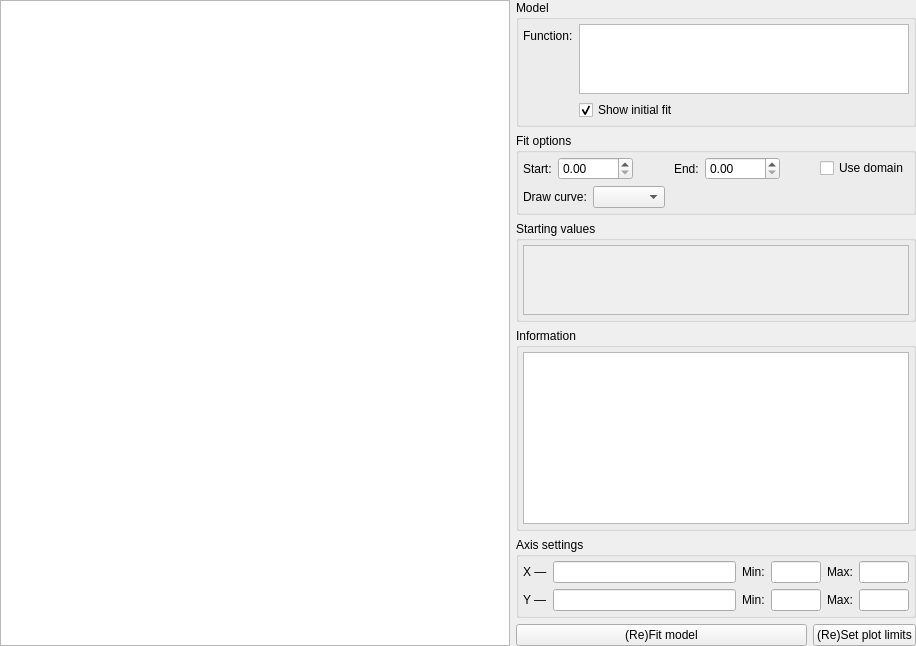
davidfokkema/tailor, file src/tailor/resources/plot_tab.ui: the form before one commit.
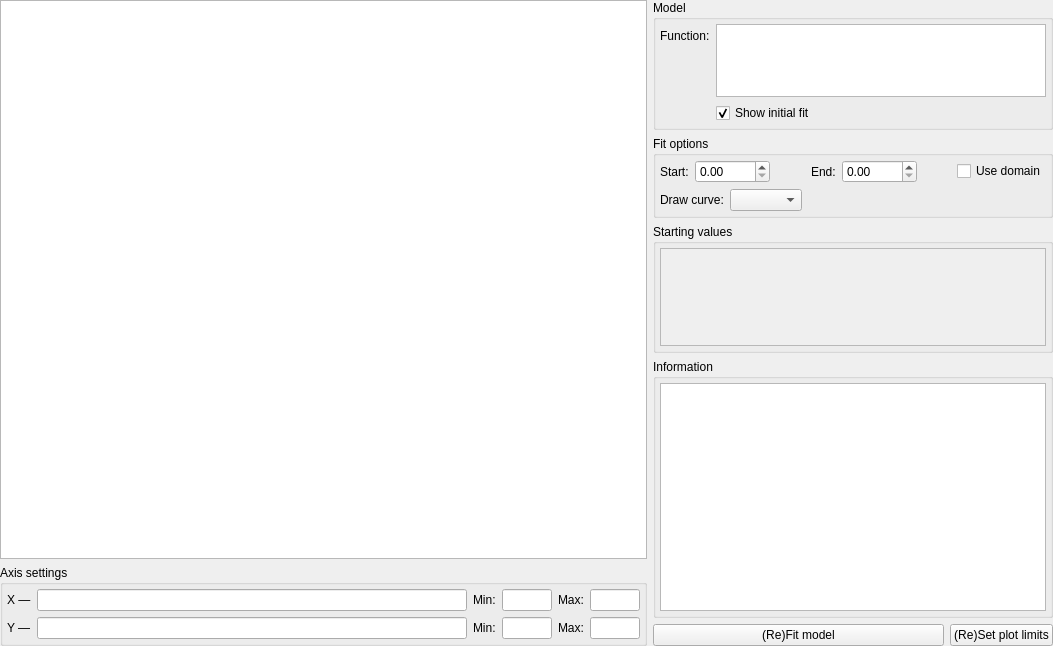
The form after the commit. Custom widgets are drawn as their Qt base class.

Commit message: Moved axis settings to below the plot

```diff
--- a/src/tailor/resources/plot_tab.ui
+++ b/src/tailor/resources/plot_tab.ui
@@ -6,7 +6,7 @@
    <rect>
     <x>0</x>
     <y>0</y>
-    <width>916</width>
+    <width>1053</width>
     <height>646</height>
    </rect>
   </property>
@@ -27,10 +27,123 @@
     <number>0</number>
    </property>
    <item>
-    <widget class="PlotWidget" name="plot_widget"/>
+    <layout class="QVBoxLayout" name="verticalLayout_5">
+     <item>
+      <widget class="PlotWidget" name="plot_widget"/>
+     </item>
+     <item>
+      <widget class="QGroupBox" name="groupBox_2">
+       <property name="title">
+        <string>Axis settings</string>
+       </property>
+       <layout class="QGridLayout" name="gridLayout" columnstretch="0,0,0,0,0,0">
+        <property name="leftMargin">
+         <number>4</number>
+        </property>
+        <property name="topMargin">
+         <number>4</number>
+        </property>
+        <property name="rightMargin">
+         <number>4</number>
+        </property>
+        <property name="bottomMargin">
+         <number>4</number>
+        </property>
+        <item row="1" column="3">
+         <widget class="QLineEdit" name="ymin">
+          <property name="maximumSize">
+           <size>
+            <width>50</width>
+            <height>16777215</height>
+           </size>
+          </property>
+         </widget>
+        </item>
+        <item row="1" column="0">
+         <widget class="QLabel" name="label_2">
+          <property name="text">
+           <string>Y —</string>
+          </property>
+         </widget>
+        </item>
+        <item row="0" column="1">
+         <widget class="QLineEdit" name="xlabel"/>
+        </item>
+        <item row="0" column="2">
+         <widget class="QLabel" name="label_3">
+          <property name="text">
+           <string>Min:</string>
+          </property>
+         </widget>
+        </item>
+        <item row="0" column="5">
+         <widget class="QLineEdit" name="xmax">
+          <property name="maximumSize">
+           <size>
+            <width>50</width>
+            <height>16777215</height>
+           </size>
+          </property>
+         </widget>
+        </item>
+        <item row="0" column="0">
+         <widget class="QLabel" name="label">
+          <property name="text">
+           <string>X —</string>
+          </property>
+         </widget>
+        </item>
+        <item row="1" column="2">
+         <widget class="QLabel" name="label_4">
+          <property name="text">
+           <string>Min:</string>
+          </property>
+         </widget>
+        </item>
+        <item row="0" column="4">
+         <widget class="QLabel" name="label_5">
+          <property name="text">
+           <string>Max:</string>
+          </property>
+         </widget>
+        </item>
+        <item row="1" column="1">
+         <widget class="QLineEdit" name="ylabel"/>
+        </item>
+        <item row="0" column="3">
+         <widget class="QLineEdit" name="xmin">
+          <property name="maximumSize">
+           <size>
+            <width>50</width>
+            <height>16777215</height>
+           </size>
+          </property>
+         </widget>
+        </item>
+        <item row="1" column="4">
+         <widget class="QLabel" name="label_6">
+          <property name="text">
+           <string>Max:</string>
+          </property>
+         </widget>
+        </item>
+        <item row="1" column="5">
+         <widget class="QLineEdit" name="ymax">
+          <property name="maximumSize">
+           <size>
+            <width>50</width>
+            <height>16777215</height>
+           </size>
+          </property>
+         </widget>
+        </item>
+       </layout>
+      </widget>
+     </item>
+    </layout>
    </item>
    <item>
-    <layout class="QVBoxLayout" name="verticalLayout_2" stretch="1,0,1,2,0,0">
+    <layout class="QVBoxLayout" name="verticalLayout_2" stretch="1,0,1,2,0">
      <property name="leftMargin">
       <number>0</number>
      </property>
@@ -245,7 +358,7 @@
              <x>0</x>
              <y>0</y>
              <width>384</width>
-             <height>69</height>
+             <height>93</height>
             </rect>
            </property>
           </widget>
@@ -288,115 +401,6 @@
        </layout>
       </widget>
      </item>
-     <item>
-      <widget class="QGroupBox" name="groupBox_2">
-       <property name="title">
-        <string>Axis settings</string>
-       </property>
-       <layout class="QGridLayout" name="gridLayout" columnstretch="0,0,0,0,0,0">
-        <property name="leftMargin">
-         <number>4</number>
-        </property>
-        <property name="topMargin">
-         <number>4</number>
-        </property>
-        <property name="rightMargin">
-         <number>4</number>
-        </property>
-        <property name="bottomMargin">
-         <number>4</number>
-        </property>
-        <item row="1" column="3">
-         <widget class="QLineEdit" name="ymin">
-          <property name="maximumSize">
-           <size>
-            <width>50</width>
-            <height>16777215</height>
-           </size>
-          </property>
-         </widget>
-        </item>
-        <item row="1" column="0">
-         <widget class="QLabel" name="label_2">
-          <property name="text">
-           <string>Y —</string>
-          </property>
-         </widget>
-        </item>
-        <item row="0" column="1">
-         <widget class="QLineEdit" name="xlabel"/>
-        </item>
-        <item row="0" column="2">
-         <widget class="QLabel" name="label_3">
-          <property name="text">
-           <string>Min:</string>
-          </property>
-         </widget>
-        </item>
-        <item row="0" column="5">
-         <widget class="QLineEdit" name="xmax">
-          <property name="maximumSize">
-           <size>
-            <width>50</width>
-            <height>16777215</height>
-           </size>
-          </property>
-         </widget>
-        </item>
-        <item row="0" column="0">
-         <widget class="QLabel" name="label">
-          <property name="text">
-           <string>X —</string>
-          </property>
-         </widget>
-        </item>
-        <item row="1" column="2">
-         <widget class="QLabel" name="label_4">
-          <property name="text">
-           <string>Min:</string>
-          </property>
-         </widget>
-        </item>
-        <item row="0" column="4">
-         <widget class="QLabel" name="label_5">
-          <property name="text">
-           <string>Max:</string>
-          </property>
-         </widget>
-        </item>
-        <item row="1" column="1">
-         <widget class="QLineEdit" name="ylabel"/>
-        </item>
-        <item row="0" column="3">
-         <widget class="QLineEdit" name="xmin">
-          <property name="maximumSize">
-           <size>
-            <width>50</width>
-            <height>16777215</height>
-           </size>
-          </property>
-         </widget>
-        </item>
-        <item row="1" column="4">
-         <widget class="QLabel" name="label_6">
-          <property name="text">
-           <string>Max:</string>
-          </property>
-         </widget>
-        </item>
-        <item row="1" column="5">
-         <widget class="QLineEdit" name="ymax">
-          <property name="maximumSize">
-           <size>
-            <width>50</width>
-            <height>16777215</height>
-           </size>
-          </property>
-         </widget>
-        </item>
-       </layout>
-      </widget>
-     </item>
      <item>
       <layout class="QHBoxLayout" name="horizontalLayout_2" stretch="1,0">
        <item>
```
Left out of the diff: 1 changed line with no effect on the pictures.
